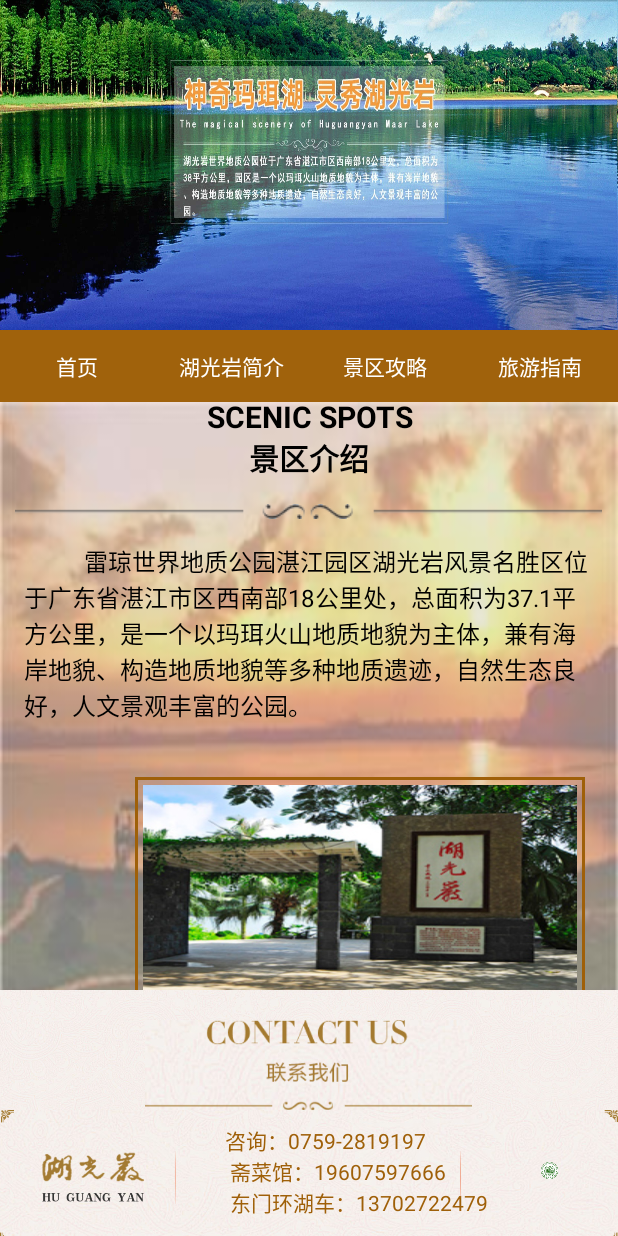
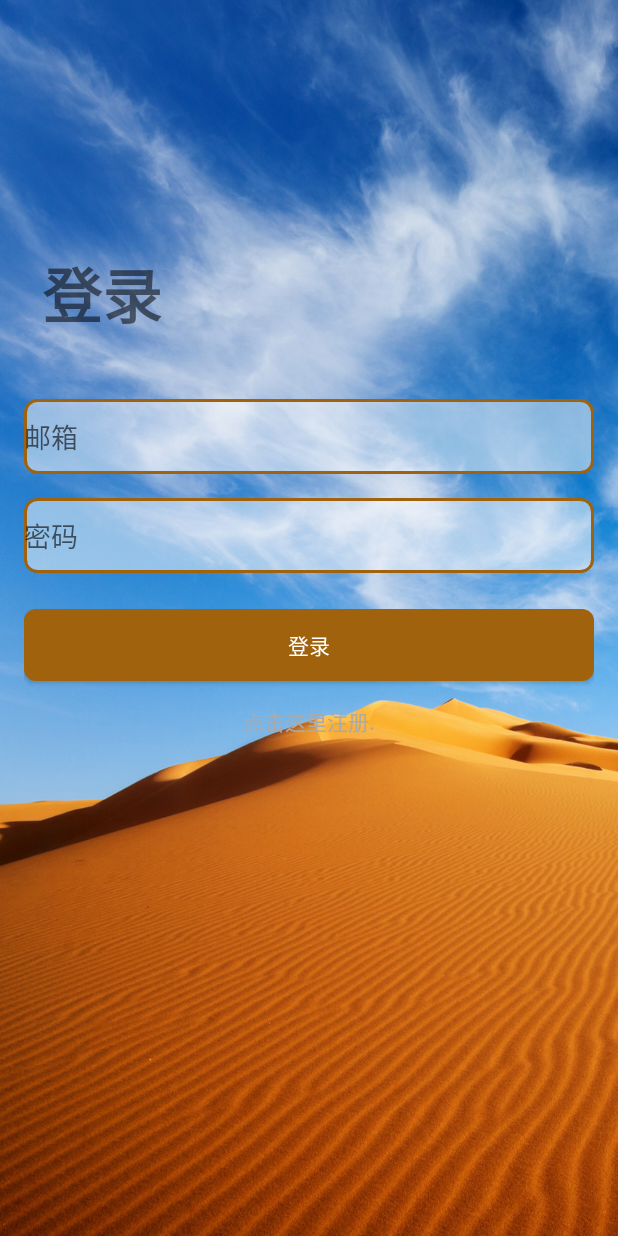
Before and after one commit to yanran666/Huguangyan_app, an Android app: the screen it shows after launch (MainActivity before the commit, LoginActivity after it), on a phone screen of 412 x 824 dp. Run offline under Robolectric (Android 15) with nearby library versions, the light colour scheme and no system bars.

Commit message:
完成注册登录功能

```diff
--- /dev/null
+++ b/app/src/main/java/com/adnroidstudy/huguangyan_app/LoginActivity.java
@@ -0,0 +1,73 @@
+package com.adnroidstudy.huguangyan_app;
+
+// LoginActivity.java
+import android.content.Intent;
+import android.database.Cursor;
+import android.database.sqlite.SQLiteDatabase;
+import android.os.Bundle;
+import android.view.View;
+import android.widget.Button;
+import android.widget.EditText;
+import android.widget.TextView;
+import android.widget.Toast;
+
+import androidx.appcompat.app.AppCompatActivity;
+
+import com.adnroidstudy.huguangyan_app.database.DatabaseHelper;
+
+public class LoginActivity extends AppCompatActivity {
+    private EditText editTextEmail, editTextPassword;
+    private Button buttonLogin;
+    private TextView textViewRegister;
+    private DatabaseHelper dbHelper;
+
+    @Override
+    protected void onCreate(Bundle savedInstanceState) {
+        super.onCreate(savedInstanceState);
+        getSupportActionBar().hide(); // 隐藏标题栏
+        setContentView(R.layout.activity_login);
+
+        dbHelper = new DatabaseHelper(this);
+        editTextEmail = findViewById(R.id.editTextEmail);
+        editTextPassword = findViewById(R.id.editTextPassword);
+        buttonLogin = findViewById(R.id.buttonLogin);
+        textViewRegister = findViewById(R.id.textViewRegister);
+
+        buttonLogin.setOnClickListener(new View.OnClickListener() {
+            @Override
+            public void onClick(View v) {
+                String email = editTextEmail.getText().toString();
+                String password = editTextPassword.getText().toString();
+                if (validateUser(email, password)) {
+                    // 登录成功，跳转到主界面
+                    Intent intent = new Intent(LoginActivity.this, MainActivity.class);
+                    startActivity(intent);
+                    finish();
+                } else {
+                    Toast.makeText(LoginActivity.this, "登录失败,请检查您的邮箱和密码", Toast.LENGTH_SHORT).show();
+                }
+            }
+        });
+
+        textViewRegister.setOnClickListener(new View.OnClickListener() {
+            @Override
+            public void onClick(View v) {
+                // 跳转到注册界面
+                Intent intent = new Intent(LoginActivity.this, RegisterActivity.class);
+                startActivity(intent);
+            }
+        });
+    }
+
+    private boolean validateUser(String email, String password) {
+        SQLiteDatabase db = dbHelper.getReadableDatabase();
+        String[] columns = {DatabaseHelper.COL_ID};
+        String selection = DatabaseHelper.COL_EMAIL + " = ? AND " + DatabaseHelper.COL_PASSWORD + " = ?";
+        String[] selectionArgs = {email, password};
+        Cursor cursor = db.query(DatabaseHelper.TABLE_NAME, columns, selection, selectionArgs, null, null, null);
+        int count = cursor.getCount();
+        cursor.close();
+        db.close();
+        return count > 0;
+    }
+}
--- a/app/src/main/java/com/adnroidstudy/huguangyan_app/database/DatabaseHelper.java
+++ b/app/src/main/java/com/adnroidstudy/huguangyan_app/database/DatabaseHelper.java
@@ -7,7 +7,11 @@ import android.database.sqlite.SQLiteOpenHelper;
 // DatabaseHelper.java
 public class DatabaseHelper extends SQLiteOpenHelper {
     private static final String DATABASE_NAME = "scenic_spot.db";
-    private static final int DATABASE_VERSION = 1;
+    private static final int DATABASE_VERSION = 2;
+    public static final String TABLE_NAME = "user";
+    public static final String COL_ID = "id";
+    public static final String COL_EMAIL = "email";
+    public static final String COL_PASSWORD = "password";
 
     public DatabaseHelper(Context context) {
         super(context, DATABASE_NAME, null, DATABASE_VERSION);
@@ -15,11 +19,19 @@ public class DatabaseHelper extends SQLiteOpenHelper {
 
     @Override
     public void onCreate(SQLiteDatabase db) {
-        db.execSQL("CREATE TABLE scenic_spot (id INTEGER PRIMARY KEY, title TEXT, content TEXT)");
+        String createUserTable = "CREATE TABLE " + TABLE_NAME + " (" +
+                COL_ID + " INTEGER PRIMARY KEY AUTOINCREMENT, " +
+                COL_EMAIL + " TEXT, " +
+                COL_PASSWORD + " TEXT)";
+        db.execSQL(createUserTable);
+
+        String createScenicSpotTable = "CREATE TABLE scenic_spot (id INTEGER PRIMARY KEY, title TEXT, content TEXT)";
+        db.execSQL(createScenicSpotTable);
     }
 
     @Override
     public void onUpgrade(SQLiteDatabase db, int oldVersion, int newVersion) {
         // 数据库升级操作
+        throw new UnsupportedOperationException("Database upgrade not supported");
     }
 }
--- /dev/null
+++ b/app/src/main/res/drawable/rounded_button_background.xml
@@ -0,0 +1,6 @@
+<?xml version="1.0" encoding="utf-8"?>
+    <shape xmlns:android="http://schemas.android.com/apk/res/android"
+        android:shape="rectangle">
+        <corners android:radius="8dp" />
+        <solid android:color="@color/navbar_button_color" />
+    </shape>
--- /dev/null
+++ b/app/src/main/res/drawable/rounded_edittext_background.xml
@@ -0,0 +1,7 @@
+<?xml version="1.0" encoding="utf-8"?>
+<shape xmlns:android="http://schemas.android.com/apk/res/android" android:shape="rectangle">
+    <corners android:radius="8dp" />
+    <stroke android:color="@color/border_color" android:width="2dp" />
+    <solid android:color="#80FFFFFF" />
+    <size android:height="50dp" /> <!-- 设置输入框的高度值 -->
+</shape>
--- /dev/null
+++ b/app/src/main/res/layout/activity_login.xml
@@ -0,0 +1,69 @@
+<?xml version="1.0" encoding="utf-8"?>
+<androidx.constraintlayout.widget.ConstraintLayout xmlns:android="http://schemas.android.com/apk/res/android"
+    android:layout_width="match_parent"
+    android:layout_height="match_parent"
+    xmlns:app="http://schemas.android.com/apk/res-auto"
+    android:background="@drawable/login_bg"
+    android:padding="16dp">
+
+    <TextView
+        android:id="@+id/textViewLogin"
+        android:layout_width="wrap_content"
+        android:layout_height="wrap_content"
+        android:layout_marginStart="12dp"
+        android:layout_marginTop="150dp"
+        android:text="登录"
+        android:textSize="40sp"
+        android:textStyle="bold"
+        app:layout_constraintStart_toStartOf="parent"
+        app:layout_constraintTop_toTopOf="parent" />
+
+    <EditText
+        android:id="@+id/editTextEmail"
+        android:layout_width="0dp"
+        android:layout_height="wrap_content"
+        android:layout_marginTop="250dp"
+        android:hint="邮箱"
+        android:inputType="textEmailAddress"
+        app:layout_constraintStart_toStartOf="parent"
+        android:background="@drawable/rounded_edittext_background"
+        app:layout_constraintEnd_toEndOf="parent"
+        app:layout_constraintTop_toTopOf="parent" />
+
+    <EditText
+        android:id="@+id/editTextPassword"
+        android:layout_width="0dp"
+        android:layout_height="wrap_content"
+        android:layout_marginTop="16dp"
+        android:hint="密码"
+        android:inputType="textPassword"
+        android:background="@drawable/rounded_edittext_background"
+        app:layout_constraintStart_toStartOf="parent"
+        app:layout_constraintEnd_toEndOf="parent"
+        app:layout_constraintTop_toBottomOf="@id/editTextEmail" />
+
+    <Button
+        android:id="@+id/buttonLogin"
+        style="@style/RoundedButton"
+        android:layout_width="0dp"
+        android:layout_height="wrap_content"
+        android:layout_marginTop="24dp"
+        android:text="登录"
+        app:layout_constraintStart_toStartOf="parent"
+        app:layout_constraintEnd_toEndOf="parent"
+        app:layout_constraintTop_toBottomOf="@id/editTextPassword" />
+
+    <TextView
+        android:id="@+id/textViewRegister"
+        android:layout_width="0dp"
+        android:layout_height="wrap_content"
+        android:layout_marginTop="16dp"
+        android:gravity="center"
+        android:text="点击这里注册."
+        android:textColor="@android:color/darker_gray"
+        android:textSize="14sp"
+        app:layout_constraintStart_toStartOf="parent"
+        app:layout_constraintEnd_toEndOf="parent"
+        app:layout_constraintTop_toBottomOf="@id/buttonLogin" />
+
+</androidx.constraintlayout.widget.ConstraintLayout>
--- a/app/src/main/res/layout/activity_main.xml
+++ b/app/src/main/res/layout/activity_main.xml
@@ -1,6 +1,11 @@
-<RelativeLayout xmlns:android="http://schemas.android.com/apk/res/android"
+<ScrollView xmlns:android="http://schemas.android.com/apk/res/android"
     android:layout_width="match_parent"
-    android:layout_height="match_parent">
+    android:layout_height="match_parent"
+    android:scrollbars="none">
+
+    <RelativeLayout
+        android:layout_width="match_parent"
+        android:layout_height="wrap_content">
 
         <!-- 轮播图 -->
         <androidx.viewpager.widget.ViewPager
@@ -34,7 +39,7 @@
                 android:layout_height="wrap_content"
                 android:layout_weight="1"
                 style="@style/MyButtonStyle"
-            android:text="湖光岩简介" />
+                android:text="景区简介" />
 
             <Button
                 android:id="@+id/nav_button3"
@@ -56,17 +61,12 @@
 
 
         <!-- 景区介绍 -->
-    <ScrollView
-        android:layout_width="match_parent"
-        android:layout_height="400dp"
-        android:layout_below="@id/navbar_layout"
-        android:background="@drawable/background_image"
-        android:fillViewport="true">
-
         <LinearLayout
             android:layout_width="match_parent"
             android:layout_height="wrap_content"
-            android:orientation="vertical">
+            android:orientation="vertical"
+            android:background="@drawable/background_image"
+            android:layout_below="@id/navbar_layout">
 
             <!-- 景区标题 -->
             <TextView
@@ -98,9 +98,9 @@
             <androidx.recyclerview.widget.RecyclerView
                 android:id="@+id/topRecyclerView"
                 android:layout_width="300dp"
-                android:layout_height="150dp"
+                android:layout_height="180dp"
                 android:layout_marginTop="20dp"
-                android:layout_marginLeft="90dp"
+                android:layout_marginLeft="30dp"
                 android:padding="5dp"
                 android:background="@drawable/border_img"
                 />
@@ -110,19 +110,18 @@
                 android:layout_width="300dp"
                 android:layout_height="150dp"
                 android:layout_marginTop="20dp"
-                android:layout_marginLeft="90dp"
+                android:layout_marginLeft="30dp"
                 android:padding="5dp"
                 android:background="@drawable/border_img"
                 />
 
         </LinearLayout>
 
-    </ScrollView>
         <!-- 底部footer -->
         <LinearLayout
             android:layout_width="match_parent"
-        android:layout_height="170dp"
-        android:layout_marginTop="660dp"
+            android:layout_height="150dp"
+            android:layout_alignParentBottom="true"
             android:orientation="vertical"
             android:background="@drawable/footer_bg">
 
@@ -156,13 +155,11 @@
                     android:layout_height="50dp"
                     android:layout_weight="1"
                     android:layout_marginTop="15dp"
-                android:layout_marginRight="40dp"
+                    android:layout_marginRight="50dp"
                     android:src="@drawable/footer4" />
 
             </LinearLayout>
 
         </LinearLayout>
-
-
-
     </RelativeLayout>
+</ScrollView>
--- a/app/src/main/res/values/colors.xml
+++ b/app/src/main/res/values/colors.xml
@@ -8,6 +8,7 @@
     <color name="black">#FF000000</color>
     <color name="white">#FFFFFFFF</color>
     <color name="navbar_background_color">#A0620C</color>
+    <color name="border_color">#A0620C</color>
     <color name="navbar_button_color">#A0620C</color>
     <color name="navbar_first_button_color">#F09B3E</color>
 
--- a/app/src/main/res/values/strings.xml
+++ b/app/src/main/res/values/strings.xml
@@ -1,5 +1,6 @@
 <resources>
-    <string name="app_name">Huguangyan_app</string>
+    <string name="app_name"></string>
     <string name="footer_content">咨询：0759-2819197\n
         斋菜馆：19607597666\n 东门环湖车：13702722479</string>
+    <string name="title_activity_login">LoginActivity</string>
 </resources>
--- a/app/src/main/res/values/styles.xml
+++ b/app/src/main/res/values/styles.xml
@@ -8,4 +8,7 @@
         <item name="android:background">@color/navbar_first_button_color</item>
         <item name="android:textColor">@color/white</item>
     </style>
+    <style name="RoundedButton" parent="Widget.AppCompat.Button">
+        <item name="android:background">@drawable/rounded_button_background</item>
+    </style>
 </resources>
```
Also changed, not shown: app/src/main/AndroidManifest.xml (+7 -1 lines), app/src/main/java/com/adnroidstudy/huguangyan_app/RegisterActivity.java (added, +62 -0 lines), app/src/main/res/layout/activity_register.xml (added, +57 -0 lines), app/src/main/res/drawable/login_bg.jpg (added). Lines whose indentation alone changed are shown as unchanged.
